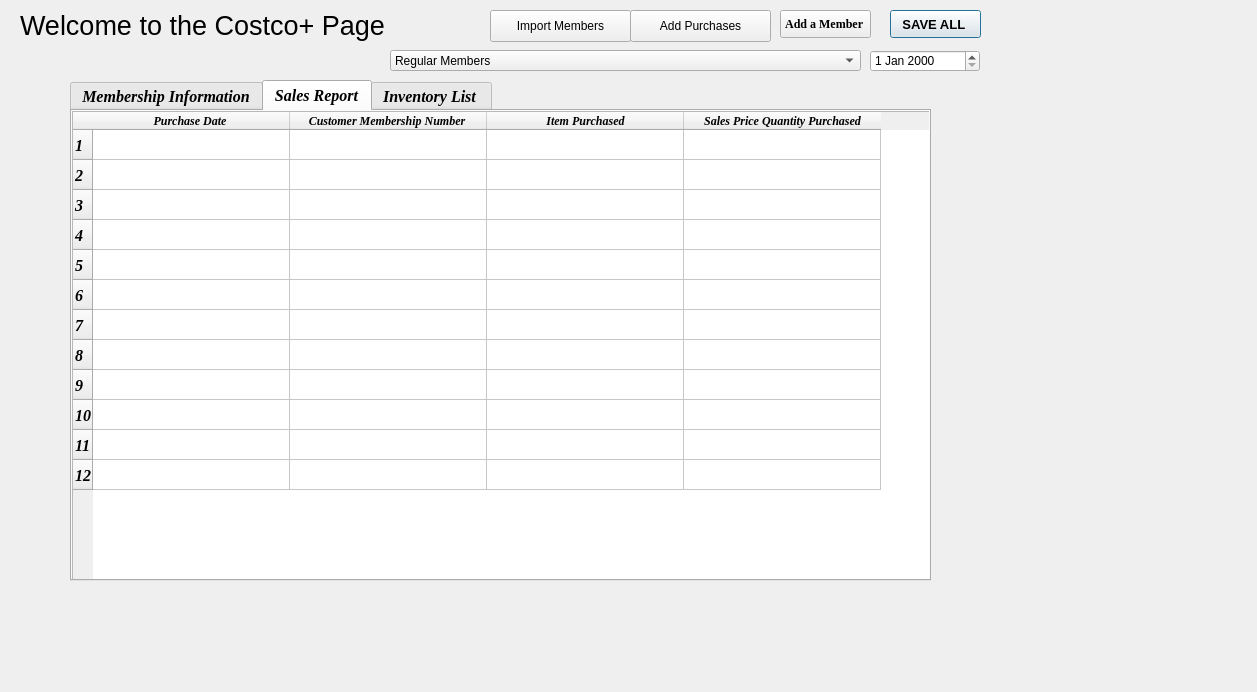
The window that costcopage.ui (danielmulvad/CS1C-Project-2) describes before a commit, drawn with Qt 5.
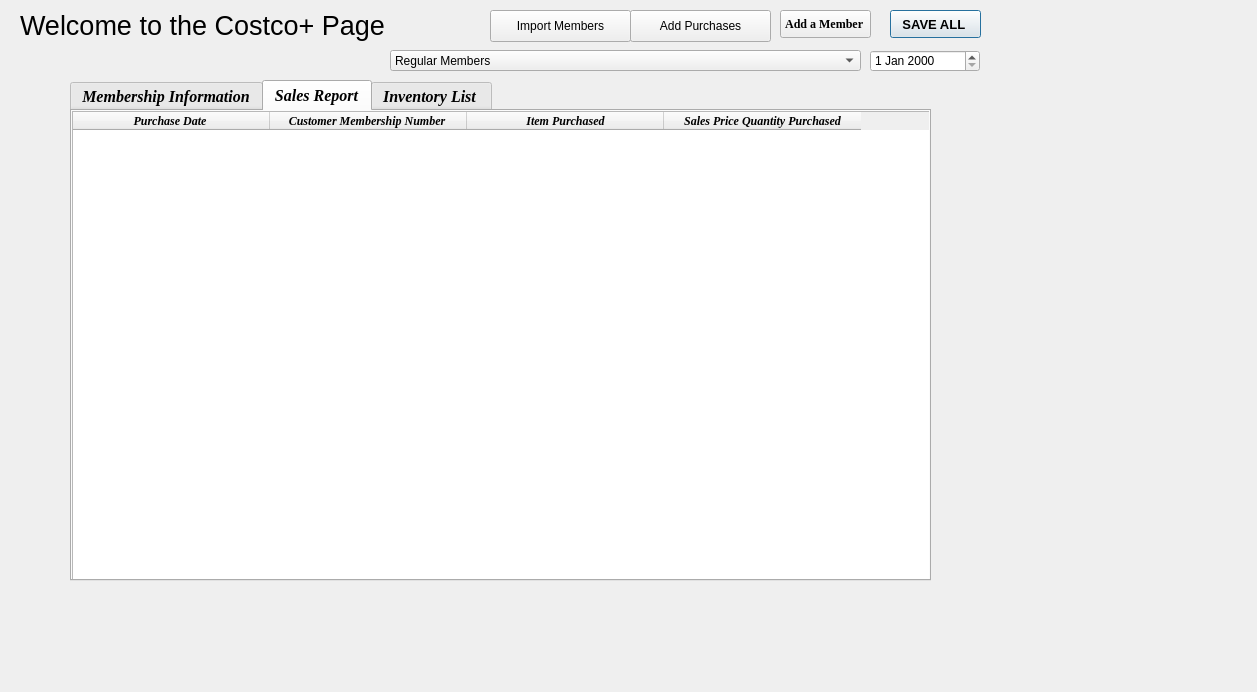
The same window after the commit. The open tabs and pages were chosen to show the change.

```diff
--- a/costcopage.ui
+++ b/costcopage.ui
@@ -214,71 +214,11 @@
       <enum>Qt::SolidLine</enum>
      </property>
      <property name="sortingEnabled">
-      <bool>false</bool>
+      <bool>true</bool>
      </property>
      <attribute name="horizontalHeaderDefaultSectionSize">
       <number>197</number>
      </attribute>
-     <row>
-      <property name="text">
-       <string>1</string>
-      </property>
-     </row>
-     <row>
-      <property name="text">
-       <string>2</string>
-      </property>
-     </row>
-     <row>
-      <property name="text">
-       <string>3</string>
-      </property>
-     </row>
-     <row>
-      <property name="text">
-       <string>4</string>
-      </property>
-     </row>
-     <row>
-      <property name="text">
-       <string>5</string>
-      </property>
-     </row>
-     <row>
-      <property name="text">
-       <string>6</string>
-      </property>
-     </row>
-     <row>
-      <property name="text">
-       <string>7</string>
-      </property>
-     </row>
-     <row>
-      <property name="text">
-       <string>8</string>
-      </property>
-     </row>
-     <row>
-      <property name="text">
-       <string>9</string>
-      </property>
-     </row>
-     <row>
-      <property name="text">
-       <string>10</string>
-      </property>
-     </row>
-     <row>
-      <property name="text">
-       <string>11</string>
-      </property>
-     </row>
-     <row>
-      <property name="text">
-       <string>12</string>
-      </property>
-     </row>
      <column>
       <property name="text">
        <string>Purchase Date </string>
@@ -374,17 +314,6 @@
        </color>
       </property>
      </column>
-     <item row="0" column="0">
-      <property name="text">
-       <string/>
-      </property>
-      <property name="font">
-       <font>
-        <pointsize>8</pointsize>
-        <underline>false</underline>
-       </font>
-      </property>
-     </item>
     </widget>
    </widget>
    <widget class="QWidget" name="tab_3">
```
Left out of the diff: 4 changed lines with no effect on the pictures.
